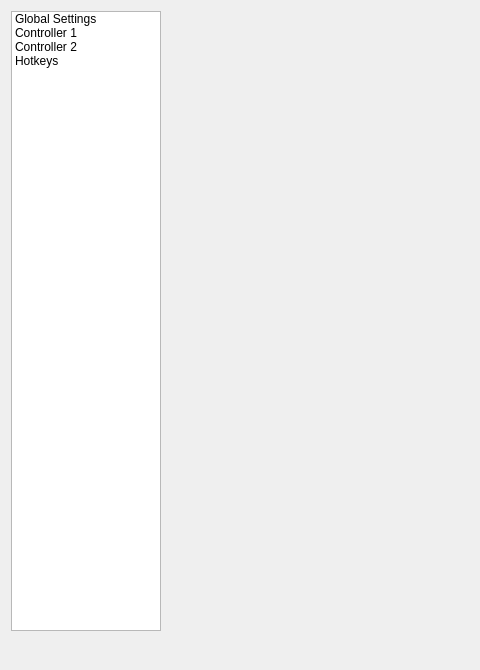
Qt form pcsx2-qt/Settings/ControllerSettingsDialog.ui (PCSX2/pcsx2) before a commit; both pictures show x 0 to 480 and y 0 to 670 of the 1278 by 670 pixel window.
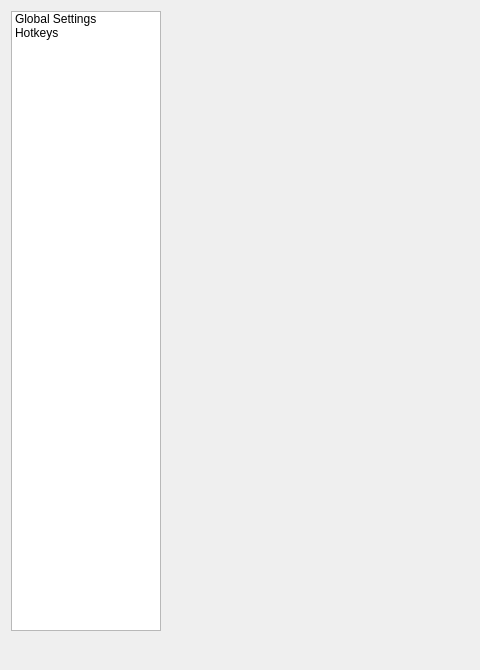
The same form after that commit. Icons and pictures are not drawn.

```diff
--- a/pcsx2-qt/Settings/ControllerSettingsDialog.ui
+++ b/pcsx2-qt/Settings/ControllerSettingsDialog.ui
@@ -58,24 +58,6 @@
         <normaloff>.</normaloff>.</iconset>
       </property>
      </item>
-     <item>
-      <property name="text">
-       <string>Controller 1</string>
-      </property>
-      <property name="icon">
-       <iconset theme="gamepad-line">
-        <normaloff>.</normaloff>.</iconset>
-      </property>
-     </item>
-     <item>
-      <property name="text">
-       <string>Controller 2</string>
-      </property>
-      <property name="icon">
-       <iconset theme="gamepad-line">
-        <normaloff>.</normaloff>.</iconset>
-      </property>
-     </item>
      <item>
       <property name="text">
        <string>Hotkeys</string>
```
Left out of the diff: 9 changed lines with no effect on the pictures.
